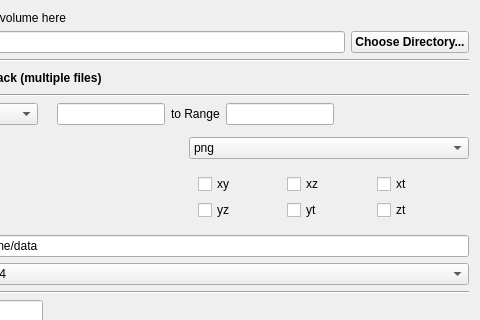
Before: the Qt Designer form volumina/widgets/ui/exporterDlg.ui in ilastik/volumina, drawn with Qt 5; both pictures show x 211 to 691 and y 0 to 320 of the 691 by 641 pixel window.
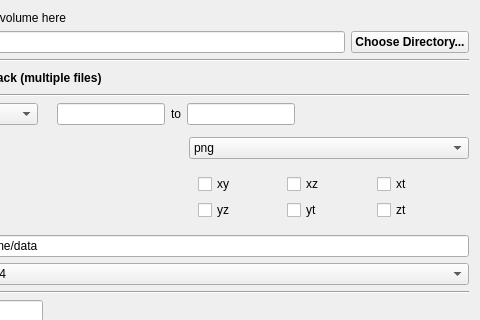
After: the same form once the commit is applied.

Commit message: more fixes to the exporter, hdf5 part finished?

Diff of the .ui file:
```diff
--- a/volumina/widgets/ui/exporterDlg.ui
+++ b/volumina/widgets/ui/exporterDlg.ui
@@ -443,7 +443,7 @@
             </font>
            </property>
            <property name="text">
-            <string>to Range</string>
+            <string>to</string>
            </property>
           </widget>
          </item>
```
The commit also changes 1 other file.
